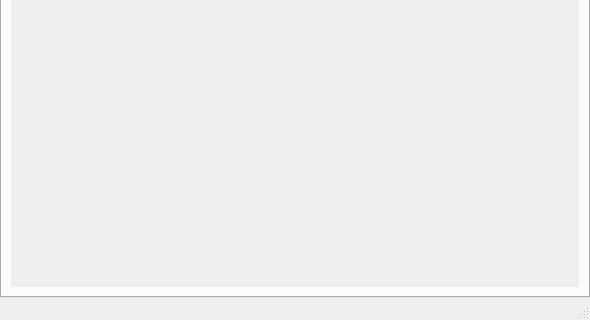
This is SlopeCraftMain/others/previewwind.ui in SlopeCraft/SlopeCraft as Qt 5 draws it before an edit; both pictures show x 0 to 590 and y 162 to 482 of the 590 by 482 pixel window. The edited form follows.
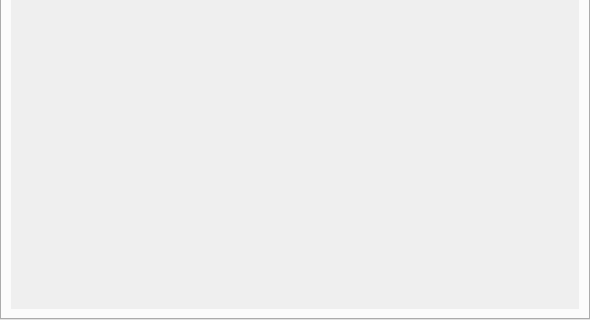
This is the edited form. The open tabs and pages were chosen to show the change.

Commit message: fixed the bug that subwindow still exists after mainwindow is closed

```diff
--- a/SlopeCraftMain/others/previewwind.ui
+++ b/SlopeCraftMain/others/previewwind.ui
@@ -7,7 +7,7 @@
     <x>0</x>
     <y>0</y>
     <width>590</width>
-    <height>480</height>
+    <height>482</height>
    </rect>
   </property>
   <property name="windowTitle">
@@ -119,8 +119,8 @@
             <rect>
              <x>0</x>
              <y>0</y>
-             <width>566</width>
-             <height>307</height>
+             <width>568</width>
+             <height>335</height>
             </rect>
            </property>
            <property name="autoFillBackground">
@@ -538,7 +538,6 @@
     </item>
    </layout>
   </widget>
-  <widget class="QStatusBar" name="statusbar"/>
  </widget>
  <resources/>
  <connections/>
```
The commit also changes 2 other files.
